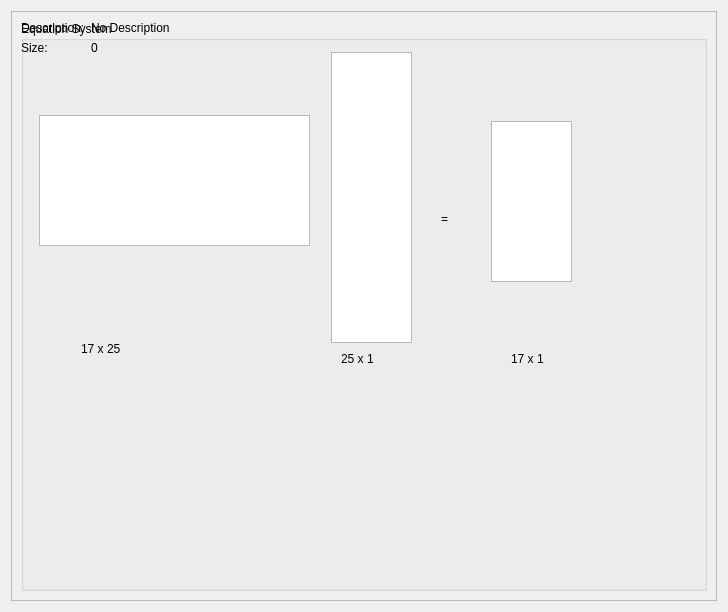
onier/RobWork, file RobWorkSim/src/rwsimlibs/gui/log/EquationSystemWidget.ui: the form before one commit.
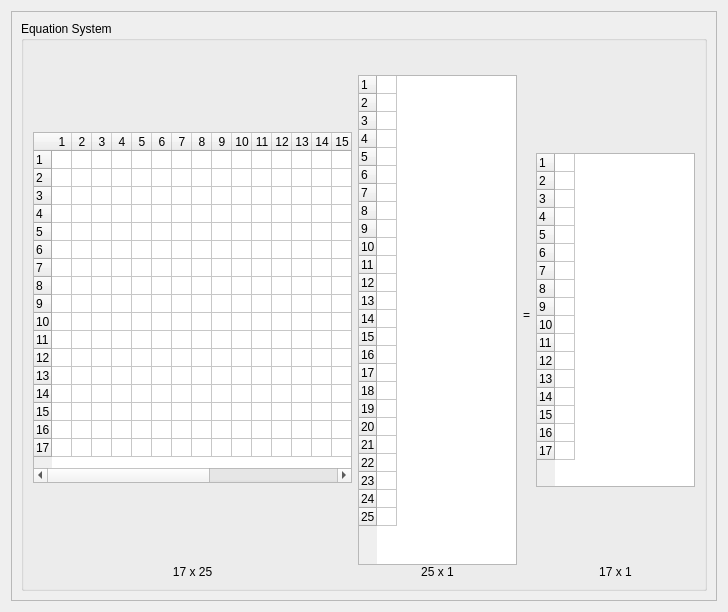
The form after the commit.

Commit message: Update to logging structure in RobWorkSim, and the associated GUI elements. See issue #24. It is now possible to log and visualize some relevant values for constraints (previously only the contacts were supported). Also it is possible to log equation systems.

```diff
--- a/RobWorkSim/src/rwsimlibs/gui/log/EquationSystemWidget.ui
+++ b/RobWorkSim/src/rwsimlibs/gui/log/EquationSystemWidget.ui
@@ -37,132 +37,362 @@
          <property name="title">
           <string>Equation System</string>
          </property>
-         <widget class="QLabel" name="_equalLabel">
-          <property name="geometry">
-           <rect>
-            <x>420</x>
-            <y>190</y>
-            <width>16</width>
-            <height>16</height>
-           </rect>
-          </property>
-          <property name="text">
-           <string>=</string>
-          </property>
-         </widget>
-         <widget class="QTableWidget" name="tableWidget">
-          <property name="geometry">
-           <rect>
-            <x>310</x>
-            <y>31</y>
-            <width>81</width>
-            <height>291</height>
-           </rect>
-          </property>
-         </widget>
-         <widget class="QTableWidget" name="tableWidget_2">
-          <property name="geometry">
-           <rect>
-            <x>470</x>
-            <y>100</y>
-            <width>81</width>
-            <height>161</height>
-           </rect>
-          </property>
-         </widget>
-         <widget class="QLabel" name="label">
-          <property name="geometry">
-           <rect>
-            <x>60</x>
-            <y>320</y>
-            <width>60</width>
-            <height>16</height>
-           </rect>
-          </property>
-          <property name="text">
-           <string>17 x 25</string>
-          </property>
-         </widget>
-         <widget class="QLabel" name="label_2">
-          <property name="geometry">
-           <rect>
-            <x>320</x>
-            <y>330</y>
-            <width>60</width>
-            <height>16</height>
-           </rect>
-          </property>
-          <property name="text">
-           <string>25 x 1</string>
-          </property>
-         </widget>
-         <widget class="QLabel" name="label_3">
-          <property name="geometry">
-           <rect>
-            <x>490</x>
-            <y>330</y>
-            <width>60</width>
-            <height>16</height>
-           </rect>
-          </property>
-          <property name="text">
-           <string>17 x 1</string>
-          </property>
-         </widget>
-         <widget class="QWidget" name="">
-          <layout class="QFormLayout" name="_formLayout">
-           <property name="fieldGrowthPolicy">
-            <enum>QFormLayout::AllNonFixedFieldsGrow</enum>
-           </property>
-           <item row="0" column="0">
-            <widget class="QLabel" name="_descriptionLabel">
-             <property name="text">
-              <string>Description:</string>
+         <layout class="QHBoxLayout" name="horizontalLayout">
+          <item>
+           <widget class="QWidget" name="_AHor" native="true">
+            <property name="sizePolicy">
+             <sizepolicy hsizetype="Preferred" vsizetype="Preferred">
+              <horstretch>2</horstretch>
+              <verstretch>0</verstretch>
+             </sizepolicy>
+            </property>
+            <layout class="QVBoxLayout" name="verticalLayout_7">
+             <property name="spacing">
+              <number>0</number>
              </property>
-            </widget>
-           </item>
-           <item row="0" column="1">
-            <widget class="QLabel" name="_description">
-             <property name="text">
-              <string>No Description</string>
+             <property name="margin">
+              <number>0</number>
              </property>
-             <property name="wordWrap">
-              <bool>true</bool>
+             <item>
+              <widget class="QWidget" name="_AVertTop" native="true">
+               <property name="sizePolicy">
+                <sizepolicy hsizetype="Preferred" vsizetype="Preferred">
+                 <horstretch>0</horstretch>
+                 <verstretch>4</verstretch>
+                </sizepolicy>
+               </property>
+              </widget>
+             </item>
+             <item>
+              <widget class="QTableWidget" name="_A">
+               <property name="sizePolicy">
+                <sizepolicy hsizetype="Expanding" vsizetype="Expanding">
+                 <horstretch>0</horstretch>
+                 <verstretch>17</verstretch>
+                </sizepolicy>
+               </property>
+               <property name="editTriggers">
+                <set>QAbstractItemView::NoEditTriggers</set>
+               </property>
+               <property name="rowCount">
+                <number>17</number>
+               </property>
+               <property name="columnCount">
+                <number>25</number>
+               </property>
+               <attribute name="horizontalHeaderDefaultSectionSize">
+                <number>10</number>
+               </attribute>
+               <attribute name="horizontalHeaderMinimumSectionSize">
+                <number>1</number>
+               </attribute>
+               <attribute name="verticalHeaderDefaultSectionSize">
+                <number>17</number>
+               </attribute>
+               <attribute name="verticalHeaderMinimumSectionSize">
+                <number>5</number>
+               </attribute>
+               <row/>
+               <row/>
+               <row/>
+               <row/>
+               <row/>
+               <row/>
+               <row/>
+               <row/>
+               <row/>
+               <row/>
+               <row/>
+               <row/>
+               <row/>
+               <row/>
+               <row/>
+               <row/>
+               <row/>
+               <column/>
+               <column/>
+               <column/>
+               <column/>
+               <column/>
+               <column/>
+               <column/>
+               <column/>
+               <column/>
+               <column/>
+               <column/>
+               <column/>
+               <column/>
+               <column/>
+               <column/>
+               <column/>
+               <column/>
+               <column/>
+               <column/>
+               <column/>
+               <column/>
+               <column/>
+               <column/>
+               <column/>
+               <column/>
+              </widget>
+             </item>
+             <item>
+              <widget class="QWidget" name="_AVertBot" native="true">
+               <property name="sizePolicy">
+                <sizepolicy hsizetype="Preferred" vsizetype="Preferred">
+                 <horstretch>0</horstretch>
+                 <verstretch>4</verstretch>
+                </sizepolicy>
+               </property>
+              </widget>
+             </item>
+             <item>
+              <widget class="QLabel" name="_Adim">
+               <property name="text">
+                <string>17 x 25</string>
+               </property>
+               <property name="alignment">
+                <set>Qt::AlignCenter</set>
+               </property>
+              </widget>
+             </item>
+            </layout>
+           </widget>
+          </item>
+          <item>
+           <widget class="QWidget" name="_xHor" native="true">
+            <property name="sizePolicy">
+             <sizepolicy hsizetype="Preferred" vsizetype="Preferred">
+              <horstretch>1</horstretch>
+              <verstretch>0</verstretch>
+             </sizepolicy>
+            </property>
+            <layout class="QVBoxLayout" name="verticalLayout_6">
+             <property name="spacing">
+              <number>0</number>
              </property>
-            </widget>
-           </item>
-           <item row="1" column="0">
-            <widget class="QLabel" name="_sizeLabel">
-             <property name="text">
-              <string>Size:</string>
+             <property name="margin">
+              <number>0</number>
              </property>
-            </widget>
-           </item>
-           <item row="1" column="1">
-            <widget class="QLabel" name="_size">
-             <property name="text">
-              <string>0</string>
+             <item>
+              <widget class="QWidget" name="_xVertTop" native="true"/>
+             </item>
+             <item>
+              <spacer name="verticalSpacer_2">
+               <property name="orientation">
+                <enum>Qt::Vertical</enum>
+               </property>
+               <property name="sizeType">
+                <enum>QSizePolicy::Fixed</enum>
+               </property>
+               <property name="sizeHint" stdset="0">
+                <size>
+                 <width>20</width>
+                 <height>25</height>
+                </size>
+               </property>
+              </spacer>
+             </item>
+             <item>
+              <widget class="QTableWidget" name="_x">
+               <property name="sizePolicy">
+                <sizepolicy hsizetype="Expanding" vsizetype="Expanding">
+                 <horstretch>0</horstretch>
+                 <verstretch>25</verstretch>
+                </sizepolicy>
+               </property>
+               <property name="horizontalScrollMode">
+                <enum>QAbstractItemView::ScrollPerPixel</enum>
+               </property>
+               <property name="rowCount">
+                <number>25</number>
+               </property>
+               <property name="columnCount">
+                <number>1</number>
+               </property>
+               <attribute name="horizontalHeaderVisible">
+                <bool>false</bool>
+               </attribute>
+               <attribute name="horizontalHeaderDefaultSectionSize">
+                <number>10</number>
+               </attribute>
+               <attribute name="horizontalHeaderMinimumSectionSize">
+                <number>1</number>
+               </attribute>
+               <attribute name="verticalHeaderDefaultSectionSize">
+                <number>17</number>
+               </attribute>
+               <attribute name="verticalHeaderMinimumSectionSize">
+                <number>5</number>
+               </attribute>
+               <row/>
+               <row/>
+               <row/>
+               <row/>
+               <row/>
+               <row/>
+               <row/>
+               <row/>
+               <row/>
+               <row/>
+               <row/>
+               <row/>
+               <row/>
+               <row/>
+               <row/>
+               <row/>
+               <row/>
+               <row/>
+               <row/>
+               <row/>
+               <row/>
+               <row/>
+               <row/>
+               <row/>
+               <row/>
+               <column/>
+              </widget>
+             </item>
+             <item>
+              <widget class="QWidget" name="_xVertBot" native="true"/>
+             </item>
+             <item>
+              <widget class="QLabel" name="_xDim">
+               <property name="text">
+                <string>25 x 1</string>
+               </property>
+               <property name="alignment">
+                <set>Qt::AlignCenter</set>
+               </property>
+              </widget>
+             </item>
+            </layout>
+           </widget>
+          </item>
+          <item>
+           <widget class="QLabel" name="_equalLabel">
+            <property name="text">
+             <string>=</string>
+            </property>
+           </widget>
+          </item>
+          <item>
+           <widget class="QWidget" name="_bHor" native="true">
+            <property name="sizePolicy">
+             <sizepolicy hsizetype="Preferred" vsizetype="Preferred">
+              <horstretch>1</horstretch>
+              <verstretch>0</verstretch>
+             </sizepolicy>
+            </property>
+            <layout class="QVBoxLayout" name="verticalLayout_5">
+             <property name="spacing">
+              <number>0</number>
              </property>
-            </widget>
-           </item>
-          </layout>
-         </widget>
-         <widget class="QTableWidget" name="_framePairTable">
-          <property name="geometry">
-           <rect>
-            <x>18</x>
-            <y>94</y>
-            <width>271</width>
-            <height>131</height>
-           </rect>
-          </property>
-          <property name="editTriggers">
-           <set>QAbstractItemView::NoEditTriggers</set>
-          </property>
-          <attribute name="verticalHeaderDefaultSectionSize">
-           <number>20</number>
-          </attribute>
-         </widget>
+             <property name="margin">
+              <number>0</number>
+             </property>
+             <item>
+              <widget class="QWidget" name="_bVertTop" native="true">
+               <property name="sizePolicy">
+                <sizepolicy hsizetype="Preferred" vsizetype="Preferred">
+                 <horstretch>0</horstretch>
+                 <verstretch>4</verstretch>
+                </sizepolicy>
+               </property>
+              </widget>
+             </item>
+             <item>
+              <spacer name="verticalSpacer">
+               <property name="orientation">
+                <enum>Qt::Vertical</enum>
+               </property>
+               <property name="sizeType">
+                <enum>QSizePolicy::Fixed</enum>
+               </property>
+               <property name="sizeHint" stdset="0">
+                <size>
+                 <width>20</width>
+                 <height>25</height>
+                </size>
+               </property>
+              </spacer>
+             </item>
+             <item>
+              <widget class="QTableWidget" name="_b">
+               <property name="sizePolicy">
+                <sizepolicy hsizetype="Expanding" vsizetype="Expanding">
+                 <horstretch>0</horstretch>
+                 <verstretch>17</verstretch>
+                </sizepolicy>
+               </property>
+               <property name="horizontalScrollMode">
+                <enum>QAbstractItemView::ScrollPerPixel</enum>
+               </property>
+               <property name="rowCount">
+                <number>17</number>
+               </property>
+               <property name="columnCount">
+                <number>1</number>
+               </property>
+               <attribute name="horizontalHeaderVisible">
+                <bool>false</bool>
+               </attribute>
+               <attribute name="horizontalHeaderDefaultSectionSize">
+                <number>10</number>
+               </attribute>
+               <attribute name="horizontalHeaderMinimumSectionSize">
+                <number>1</number>
+               </attribute>
+               <attribute name="verticalHeaderDefaultSectionSize">
+                <number>17</number>
+               </attribute>
+               <attribute name="verticalHeaderMinimumSectionSize">
+                <number>5</number>
+               </attribute>
+               <row/>
+               <row/>
+               <row/>
+               <row/>
+               <row/>
+               <row/>
+               <row/>
+               <row/>
+               <row/>
+               <row/>
+               <row/>
+               <row/>
+               <row/>
+               <row/>
+               <row/>
+               <row/>
+               <row/>
+               <column/>
+              </widget>
+             </item>
+             <item>
+              <widget class="QWidget" name="_bVertBot" native="true">
+               <property name="sizePolicy">
+                <sizepolicy hsizetype="Preferred" vsizetype="Preferred">
+                 <horstretch>0</horstretch>
+                 <verstretch>4</verstretch>
+                </sizepolicy>
+               </property>
+              </widget>
+             </item>
+             <item>
+              <widget class="QLabel" name="_bDim">
+               <property name="text">
+                <string>17 x 1</string>
+               </property>
+               <property name="alignment">
+                <set>Qt::AlignCenter</set>
+               </property>
+              </widget>
+             </item>
+            </layout>
+           </widget>
+          </item>
+         </layout>
         </widget>
        </item>
       </layout>
```
The commit also changes 22 other files.
